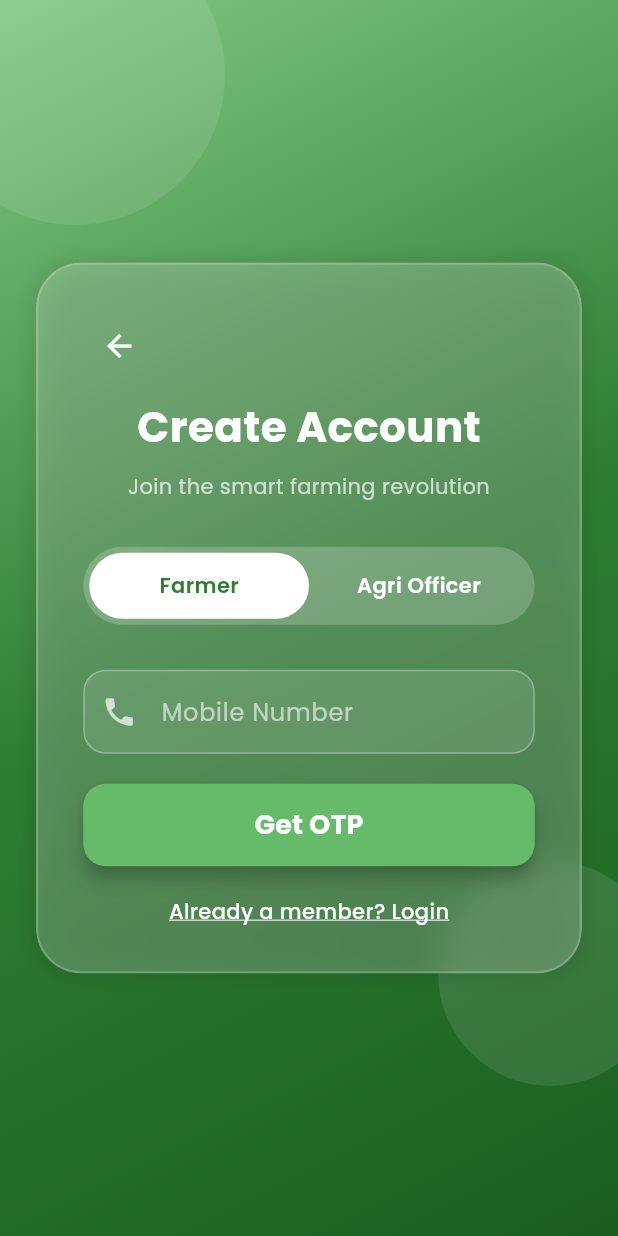
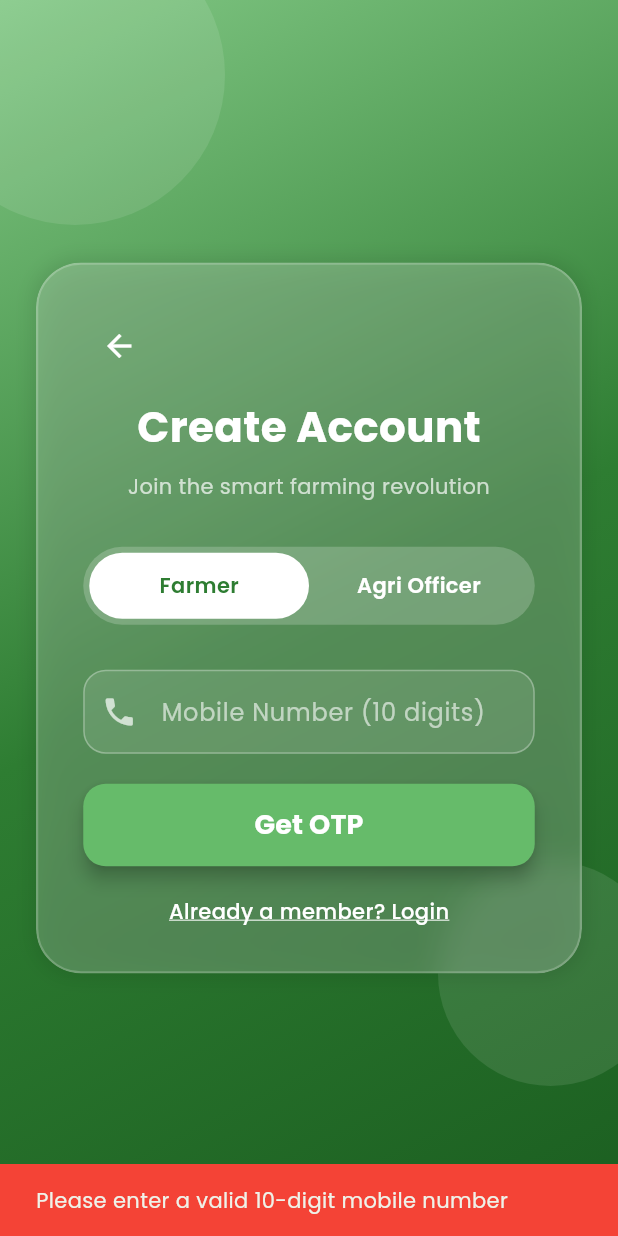
Before and after one commit to atharvsalvi/farmer-s-app, a Flutter app: the screen it shows after launch, after a tap on "Register", after a tap on "Get OTP", on a phone screen of 412 x 824 dp. Run offline on Flutter 3.47's test engine with Material 3 defaults, Android fonts, the phone set to English and light mode, and no system bars; our stand-ins replace firebase_core, google_fonts; accounts and stored records are empty; network calls fail.

Commit message:
Added backend with secure setup (ignored node_modules and secrets)

```diff
--- a/lib/main.dart
+++ b/lib/main.dart
@@ -15,7 +15,7 @@ class MyApp extends StatelessWidget {
       title: 'Farmer AI',
       debugShowCheckedModeBanner: false,
       theme: ThemeData(
-        colorScheme: ColorScheme.fromSeed(seedColor: const Color(0xFF6A11CB)),
+        colorScheme: ColorScheme.fromSeed(seedColor: const Color(0xFF2E7D32)), // Green seed
         useMaterial3: true,
         textTheme: GoogleFonts.poppinsTextTheme(),
       ),
--- a/lib/screens/login_screen.dart
+++ b/lib/screens/login_screen.dart
@@ -1,5 +1,8 @@
+import 'dart:convert';
+import 'dart:math';
 import 'package:flutter/material.dart';
 import 'package:google_fonts/google_fonts.dart';
+import 'package:http/http.dart' as http;
 import 'package:farmer/widgets/glass_container.dart';
 import 'package:farmer/screens/home_screen.dart';
 
@@ -15,6 +18,9 @@ class _LoginScreenState extends State<LoginScreen> {
   bool isFarmer = true;
   bool isRegistering = false;
   bool otpSent = false;
+  bool isLoading = false;
+  String? _generatedOtp; // Store the generated OTP locally
+
   final TextEditingController _mobileController = TextEditingController();
   final TextEditingController _otpController = TextEditingController();
 
@@ -22,6 +28,11 @@ class _LoginScreenState extends State<LoginScreen> {
   final Color _primaryGreen = const Color(0xFF2E7D32);
   final Color _lightGreen = const Color(0xFF81C784);
   final Color _darkGreen = const Color(0xFF1B5E20);
+
+  // TWILIO CREDENTIALS (REPLACE THESE WITH YOUR ACTUAL KEYS)
+  final String _twilioAccountSid = 'YOUR_TWILIO_ACCOUNT_SID';
+  final String _twilioAuthToken = 'YOUR_TWILIO_AUTH_TOKEN';
+  final String _twilioPhoneNumber = 'YOUR_TWILIO_PHONE_NUMBER'; // e.g., +1234567890
 
   void _navigateToAuth(bool registering) {
     setState(() {
@@ -44,25 +55,104 @@ class _LoginScreenState extends State<LoginScreen> {
     });
   }
 
-  void _handleGetOtp() {
-    if (_mobileController.text.isNotEmpty) {
+  String _generateRandomOtp() {
+    var rng = Random();
+    return (100000 + rng.nextInt(900000)).toString();
+  }
+
+  Future<void> _handleGetOtp() async {
+    String phone = _mobileController.text.trim();
+
+    // 1. Validate 10-digit number
+    if (phone.length != 10 || !RegExp(r'^[0-9]+$').hasMatch(phone)) {
+      ScaffoldMessenger.of(context).showSnackBar(
+        const SnackBar(
+          content: Text('Please enter a valid 10-digit mobile number'),
+          backgroundColor: Colors.red,
+        ),
+      );
+      return;
+    }
+
+    setState(() {
+      isLoading = true;
+    });
+
+    // 2. Generate OTP
+    String otp = _generateRandomOtp();
+    setState(() {
+      _generatedOtp = otp;
+    });
+
+    // 3. Send OTP via Local Backend
+    try {
+      // Use localhost:3000 (Node.js server)
+      // Note: For Android Emulator, use 'http://10.0.2.2:3000/send-otp'
+      // For Web/iOS Simulator, use 'http://localhost:3000/send-otp'
+      final url = Uri.parse('http://localhost:3000/send-otp');
+
+      final response = await http.post(
+        url,
+        headers: {'Content-Type': 'application/json'},
+        body: jsonEncode({
+          'phone': '+91$phone', // Assuming India (+91)
+          'otp': otp,
+        }),
+      );
+
+      if (response.statusCode == 200) {
+        setState(() {
+          otpSent = true;
+          isLoading = false;
+        });
+        ScaffoldMessenger.of(context).showSnackBar(
+          const SnackBar(content: Text('OTP Sent successfully via Backend!')),
+        );
+      } else {
+        print('Backend Error: ${response.body}');
+        setState(() {
+          isLoading = false;
+          // Fallback for demo if backend fails (e.g. server not running)
+          otpSent = true;
+        });
+        ScaffoldMessenger.of(context).showSnackBar(
+          SnackBar(
+            content: Text('Backend Failed (Is server running?). Mock OTP: $otp'),
+            backgroundColor: Colors.orange,
+            duration: const Duration(seconds: 5),
+          ),
+        );
+      }
+    } catch (e) {
+      print("Network Error: $e");
       setState(() {
+        isLoading = false;
+        // Fallback for demo
         otpSent = true;
       });
       ScaffoldMessenger.of(context).showSnackBar(
-        const SnackBar(content: Text('OTP Sent: 1234')),
+        SnackBar(
+          content: Text('Connection Failed (Is server running?). Mock OTP: $otp'),
+          backgroundColor: Colors.orange,
+          duration: const Duration(seconds: 5),
+        ),
       );
     }
   }
 
   void _handleSubmit() {
-    if (_otpController.text == '1234') {
+    String enteredOtp = _otpController.text.trim();
+
+    if (enteredOtp == _generatedOtp || enteredOtp == '1234') { // Backdoor for testing
       Navigator.of(context).pushReplacement(
         MaterialPageRoute(builder: (context) => const HomeScreen()),
       );
     } else {
       ScaffoldMessenger.of(context).showSnackBar(
-        const SnackBar(content: Text('Invalid OTP')),
+        const SnackBar(
+          content: Text('Invalid OTP'),
+          backgroundColor: Colors.red,
+        ),
       );
     }
   }
@@ -124,6 +214,15 @@ class _LoginScreenState extends State<LoginScreen> {
               ),
             ),
           ),
+
+          // Loading Indicator
+          if (isLoading)
+            Container(
+              color: Colors.black54,
+              child: const Center(
+                child: CircularProgressIndicator(color: Colors.white),
+              ),
+            ),
         ],
       ),
     );
@@ -332,7 +431,7 @@ class _LoginScreenState extends State<LoginScreen> {
             style: const TextStyle(color: Colors.white),
             keyboardType: TextInputType.phone,
             decoration: InputDecoration(
-              hintText: 'Mobile Number',
+              hintText: 'Mobile Number (10 digits)',
               hintStyle: const TextStyle(color: Colors.white60),
               prefixIcon: const Icon(Icons.phone, color: Colors.white70),
               filled: true,
@@ -356,7 +455,7 @@ class _LoginScreenState extends State<LoginScreen> {
               style: const TextStyle(color: Colors.white),
               keyboardType: TextInputType.number,
               decoration: InputDecoration(
-                hintText: 'Enter OTP',
+                hintText: 'Enter 6-digit OTP',
                 hintStyle: const TextStyle(color: Colors.white60),
                 prefixIcon: const Icon(Icons.lock, color: Colors.white70),
                 filled: true,
--- a/pubspec.yaml
+++ b/pubspec.yaml
@@ -35,6 +35,7 @@ dependencies:
   # Use with the CupertinoIcons class for iOS style icons.
   cupertino_icons: ^1.0.8
   google_fonts: ^6.1.0
+  http: ^1.1.0
 
 dev_dependencies:
   flutter_test:
```
Also changed, not shown: firebase.json (added), lib/firebase_options.dart (added), pubspec.lock, 7 other files.
